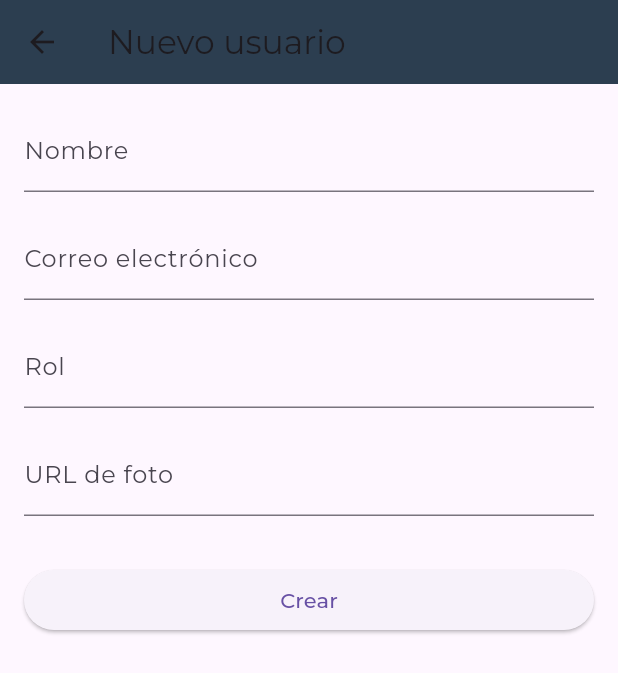
After one commit to efrain131202/Dashboard-Vial, a Flutter app: the UserEditScreen screen opened directly, on a phone screen of 412 x 824 dp. The commit adds this screen. Shown: the top 673 px of the screen. Run offline on Flutter 3.47's test engine with Material 3 defaults, Android fonts, the phone set to English and light mode, and no system bars; our stand-ins replace cached_network_image, cloud_firestore, firebase_auth, firebase_core, firebase_storage, fl_chart and 2 more; missing offline and left inert: bitsdojo_window; accounts and stored records are empty; network calls fail; statements that could not run were skipped; project files that could hold a hidden picture were left out.

Commit message:
agregando componentes de ver editar y eliminar

```diff
--- /dev/null
+++ b/lib/screens/components/user_edit_screen.dart
@@ -0,0 +1,97 @@
+import 'package:flutter/material.dart';
+import 'package:vial_dashboard/screens/features/dashboard.dart';
+
+class UserEditScreen extends StatefulWidget {
+  final UserData? user;
+
+  const UserEditScreen({super.key, this.user});
+
+  @override
+  _UserEditScreenState createState() => _UserEditScreenState();
+}
+
+class _UserEditScreenState extends State<UserEditScreen> {
+  late TextEditingController _nameController;
+  late TextEditingController _emailController;
+  late TextEditingController _roleController;
+  late TextEditingController _photoUrlController;
+
+  @override
+  void initState() {
+    super.initState();
+    _nameController =
+        TextEditingController(text: widget.user?.displayName ?? '');
+    _emailController = TextEditingController(text: widget.user?.email ?? '');
+    _roleController = TextEditingController(text: widget.user?.role ?? '');
+    _photoUrlController =
+        TextEditingController(text: widget.user?.photoUrl ?? '');
+  }
+
+  @override
+  void dispose() {
+    _nameController.dispose();
+    _emailController.dispose();
+    _roleController.dispose();
+    _photoUrlController.dispose();
+    super.dispose();
+  }
+
+  @override
+  Widget build(BuildContext context) {
+    return Scaffold(
+      appBar: AppBar(
+        title: Text(widget.user == null ? 'Nuevo usuario' : 'Editar usuario'),
+      ),
+      body: Padding(
+        padding: const EdgeInsets.all(16.0),
+        child: Column(
+          crossAxisAlignment: CrossAxisAlignment.stretch,
+          children: [
+            TextField(
+              controller: _nameController,
+              decoration: const InputDecoration(
+                labelText: 'Nombre',
+              ),
+            ),
+            const SizedBox(height: 16),
+            TextField(
+              controller: _emailController,
+              decoration: const InputDecoration(
+                labelText: 'Correo electrónico',
+              ),
+            ),
+            const SizedBox(height: 16),
+            TextField(
+              controller: _roleController,
+              decoration: const InputDecoration(
+                labelText: 'Rol',
+              ),
+            ),
+            const SizedBox(height: 16),
+            TextField(
+              controller: _photoUrlController,
+              decoration: const InputDecoration(
+                labelText: 'URL de foto',
+              ),
+            ),
+            const SizedBox(height: 32),
+            ElevatedButton(
+              onPressed: () {
+                final updatedUser = UserData(
+                  uid: widget.user?.uid ?? '',
+                  displayName: _nameController.text,
+                  email: _emailController.text,
+                  role: _roleController.text,
+                  createdTime: widget.user?.createdTime ?? DateTime.now(),
+                  photoUrl: _photoUrlController.text,
+                );
+                Navigator.of(context).pop(updatedUser);
+              },
+              child: Text(widget.user == null ? 'Crear' : 'Guardar'),
+            ),
+          ],
+        ),
+      ),
+    );
+  }
+}
--- a/pubspec.yaml
+++ b/pubspec.yaml
@@ -46,6 +46,7 @@ dependencies:
   fl_chart: ^0.68.0
   file_picker: ^8.0.6
   cached_network_image: ^3.3.1
+  syncfusion_flutter_charts: ^26.2.10
 
 dev_dependencies:
   flutter_test:
```
Also changed, not shown: lib/screens/components/user_actions.dart (added, +123 -0 lines), lib/screens/components/user_details_screen.dart (added, +80 -0 lines), lib/screens/features/dashboard.dart (+47 -2 lines), pubspec.lock.
